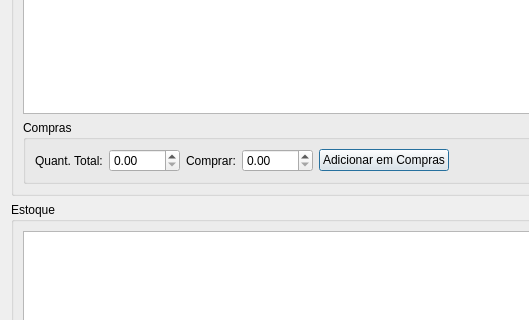
Qt form ui/produtospendentes.ui (lellisls/ERP-STACCATO) before a commit; both pictures show x 0 to 529 and y 142 to 462 of the 1058 by 681 pixel window.
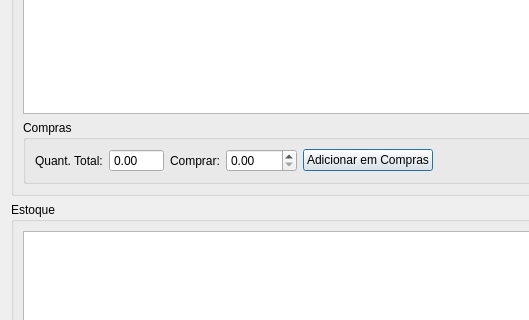
The same form after that commit. Custom widgets are drawn as their Qt base class.

Patch:
```diff
--- a/ui/produtospendentes.ui
+++ b/ui/produtospendentes.ui
@@ -64,6 +64,12 @@
          </item>
          <item row="0" column="1">
           <widget class="QDoubleSpinBox" name="doubleSpinBoxQuantTotal">
+           <property name="readOnly">
+            <bool>true</bool>
+           </property>
+           <property name="buttonSymbols">
+            <enum>QAbstractSpinBox::NoButtons</enum>
+           </property>
            <property name="maximum">
             <double>9999.989999999999782</double>
            </property>
```
